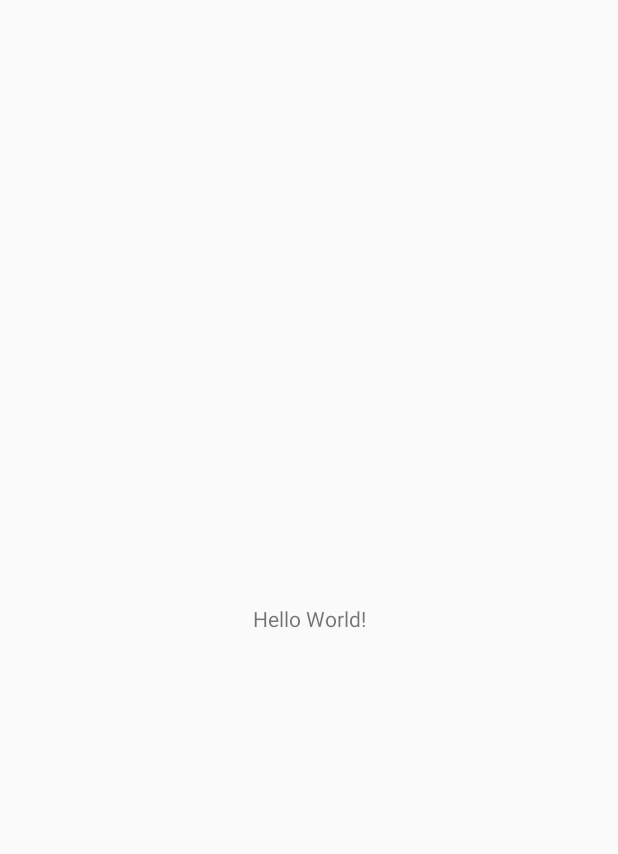
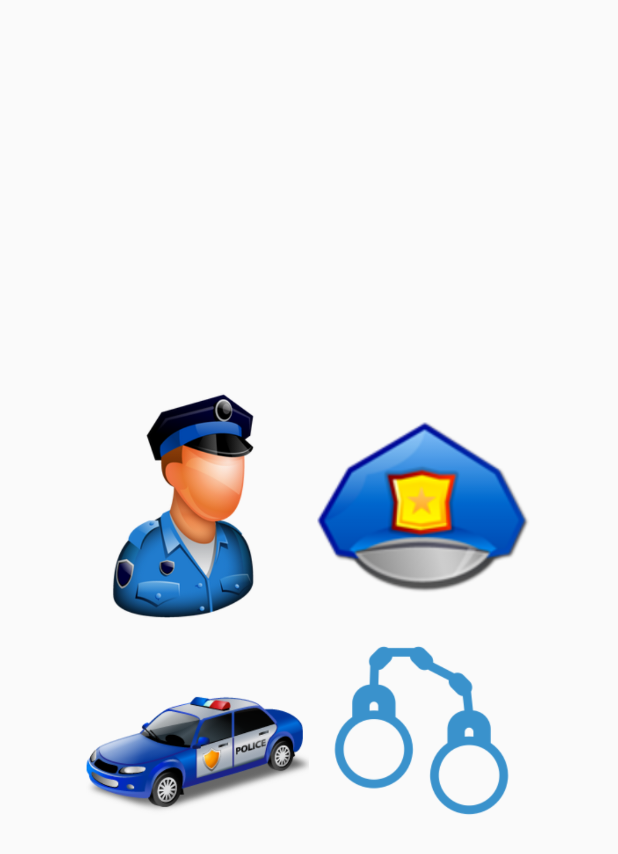
Before and after one commit to NamwanWg/EmerCall1, an Android app: the screen it shows after launch (MainActivity), on a phone screen of 412 x 824 dp. Before the commit the part shown is almost empty. Shown: the top 854 px of the screen. Run offline under Robolectric (Android 15) with nearby library versions, the phone set to English and light mode, and no system bars.

```diff
--- a/app/src/main/java/namwan/snru/ac/th/emercall/MainActivity.java
+++ b/app/src/main/java/namwan/snru/ac/th/emercall/MainActivity.java
@@ -2,6 +2,8 @@ package namwan.snru.ac.th.emercall;
 
 import android.support.v7.app.AppCompatActivity;
 import android.os.Bundle;
+
+import namwan.snru.ac.th.emercall.fragment.MainFragment;
 
 public class MainActivity extends AppCompatActivity {
 
@@ -9,5 +11,16 @@ public class MainActivity extends AppCompatActivity {
     protected void onCreate(Bundle savedInstanceState) {
         super.onCreate(savedInstanceState);
         setContentView(R.layout.activity_main);
-    }
-}
+
+//        Add Fragment
+        if (savedInstanceState == null){
+
+            getSupportFragmentManager().beginTransaction()
+                    .add(R.id.contentFragment, new MainFragment()).commit();
+
+        }
+
+
+    }   // Main Method
+
+}   // Main Class
--- a/app/src/main/res/layout/activity_main.xml
+++ b/app/src/main/res/layout/activity_main.xml
@@ -6,13 +6,9 @@
     android:layout_height="match_parent"
     tools:context="namwan.snru.ac.th.emercall.MainActivity">
 
-    <TextView
-        android:layout_width="wrap_content"
-        android:layout_height="wrap_content"
-        android:text="Hello World!"
-        app:layout_constraintBottom_toBottomOf="parent"
-        app:layout_constraintLeft_toLeftOf="parent"
-        app:layout_constraintRight_toRightOf="parent"
-        app:layout_constraintTop_toTopOf="parent" />
+    <FrameLayout
+        android:id="@+id/contentFragment"
+        android:layout_width="match_parent"
+        android:layout_height="match_parent"/>
 
 </android.support.constraint.ConstraintLayout>
```
